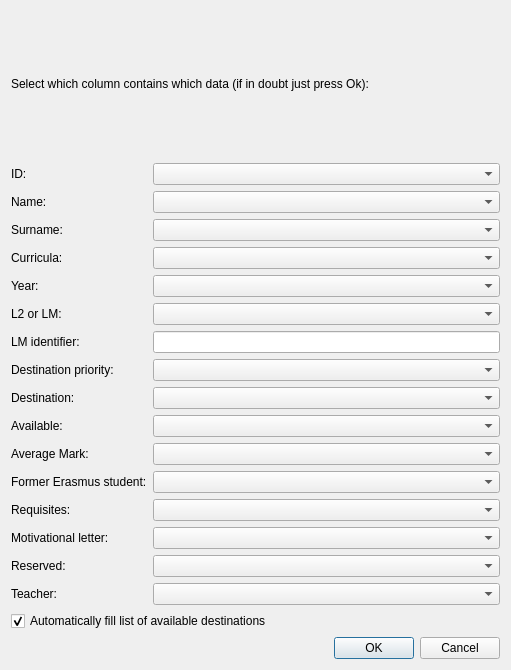
Old version of the form xlsxsettings.ui in the repository zorbaproject/cresta.
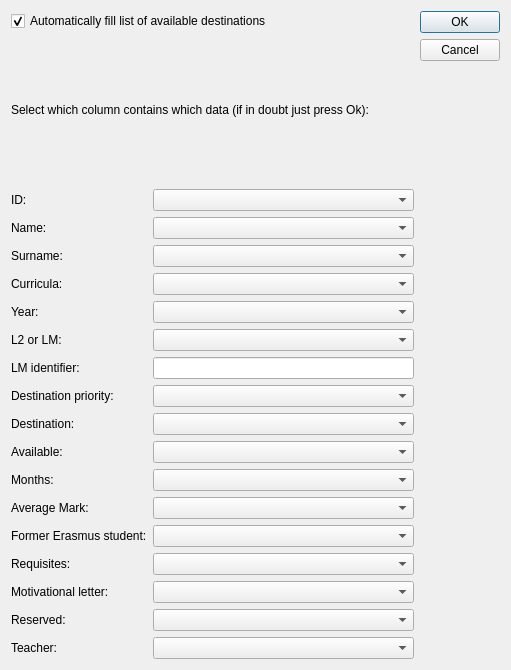
New version of the form.

Commit message: Add months in exported XLSX

```diff
--- a/xlsxsettings.ui
+++ b/xlsxsettings.ui
@@ -13,7 +13,19 @@
   <property name="windowTitle">
    <string>Dialog</string>
   </property>
-  <layout class="QVBoxLayout" name="verticalLayout">
+  <layout class="QHBoxLayout" name="horizontalLayout">
+   <item>
+    <layout class="QVBoxLayout" name="verticalLayout_2">
+     <item>
+      <widget class="QCheckBox" name="xs_addcities">
+       <property name="text">
+        <string>Automatically fill list of available destinations</string>
+       </property>
+       <property name="checked">
+        <bool>true</bool>
+       </property>
+      </widget>
+     </item>
    <item>
     <widget class="QLabel" name="label_9">
      <property name="text">
@@ -23,7 +35,7 @@
    </item>
    <item>
     <layout class="QGridLayout" name="gridLayout">
-     <item row="10" column="0">
+       <item row="11" column="0">
       <widget class="QLabel" name="label_12">
        <property name="text">
         <string>Average Mark:</string>
@@ -37,10 +49,10 @@
        </property>
       </widget>
      </item>
-     <item row="13" column="1">
+       <item row="14" column="1">
       <widget class="QComboBox" name="xs_letter"/>
      </item>
-     <item row="11" column="1">
+       <item row="12" column="1">
       <widget class="QComboBox" name="xs_former"/>
      </item>
      <item row="7" column="1">
@@ -76,7 +88,7 @@
      <item row="8" column="1">
       <widget class="QComboBox" name="xs_dest"/>
      </item>
-     <item row="11" column="0">
+       <item row="12" column="0">
       <widget class="QLabel" name="label_13">
        <property name="text">
         <string>Former Erasmus student:</string>
@@ -117,7 +129,7 @@
      <item row="9" column="1">
       <widget class="QComboBox" name="xs_available"/>
      </item>
-     <item row="12" column="0">
+       <item row="13" column="0">
       <widget class="QLabel" name="label_14">
        <property name="text">
         <string>Requisites:</string>
@@ -137,16 +149,19 @@
      <item row="6" column="1">
       <widget class="QLineEdit" name="xs_lm"/>
      </item>
-     <item row="10" column="1">
+       <item row="11" column="1">
       <widget class="QComboBox" name="xs_meanvote"/>
      </item>
-     <item row="14" column="1">
+       <item row="16" column="1">
+        <widget class="QComboBox" name="xs_teacher"/>
+       </item>
+       <item row="15" column="1">
       <widget class="QComboBox" name="xs_reserved"/>
      </item>
      <item row="2" column="1">
       <widget class="QComboBox" name="xs_surname"/>
      </item>
-     <item row="12" column="1">
+       <item row="13" column="1">
       <widget class="QComboBox" name="xs_requisites"/>
      </item>
      <item row="3" column="1">
@@ -159,46 +174,45 @@
        </property>
       </widget>
      </item>
-     <item row="13" column="0">
+       <item row="14" column="0">
       <widget class="QLabel" name="label_15">
        <property name="text">
         <string>Motivational letter:</string>
        </property>
       </widget>
      </item>
-     <item row="14" column="0">
-      <widget class="QLabel" name="label_16">
-       <property name="text">
-        <string>Reserved:</string>
-       </property>
-      </widget>
-     </item>
-     <item row="15" column="1">
-      <widget class="QComboBox" name="xs_teacher"/>
-     </item>
-     <item row="15" column="0">
+       <item row="10" column="1">
+        <widget class="QComboBox" name="xs_months"/>
+       </item>
+       <item row="16" column="0">
       <widget class="QLabel" name="label_17">
        <property name="text">
         <string>Teacher:</string>
        </property>
       </widget>
      </item>
-    </layout>
-   </item>
-   <item>
-    <widget class="QCheckBox" name="xs_addcities">
+       <item row="15" column="0">
+        <widget class="QLabel" name="label_16">
+         <property name="text">
+          <string>Reserved:</string>
+         </property>
+        </widget>
+       </item>
+       <item row="10" column="0">
+        <widget class="QLabel" name="label_18">
      <property name="text">
-      <string>Automatically fill list of available destinations</string>
-     </property>
-     <property name="checked">
-      <bool>true</bool>
-     </property>
-    </widget>
+          <string>Months:</string>
+         </property>
+        </widget>
+       </item>
+      </layout>
+     </item>
+    </layout>
    </item>
    <item>
     <widget class="QDialogButtonBox" name="buttonBox">
      <property name="orientation">
-      <enum>Qt::Horizontal</enum>
+      <enum>Qt::Vertical</enum>
      </property>
      <property name="standardButtons">
       <set>QDialogButtonBox::Cancel|QDialogButtonBox::Ok</set>
```
Lines whose indentation alone changed are shown as unchanged. The commit also changes 5 other files.
